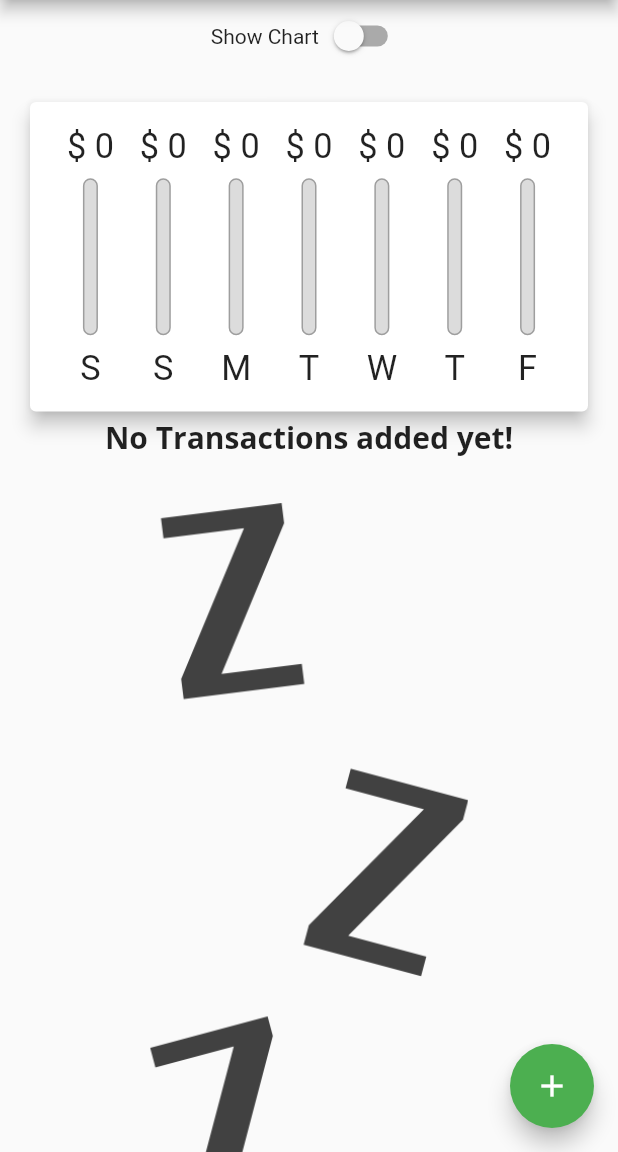
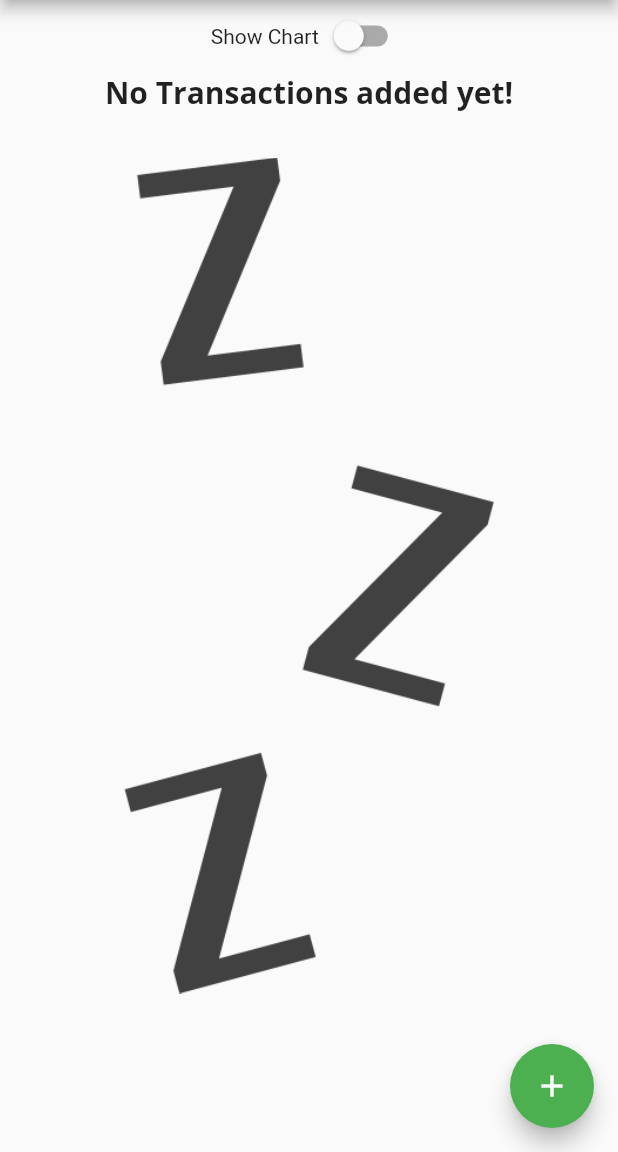
Before and after one commit to ranjeetrocky/fluttermax_expence_tracker, a Flutter app: the screen it shows after launch, on a phone screen of 412 x 824 dp, the part 84-1236 px from its top. Run offline on Flutter 3.47's test engine with Material 2 defaults, Android fonts, the phone set to English and light mode, and no system bars.

Commit message:
implemented showchart toggle functionality

```diff
--- a/lib/main.dart
+++ b/lib/main.dart
@@ -4,6 +4,7 @@ import 'package:max2_expence_tracker/widgets/chart.dart';
 import 'package:max2_expence_tracker/widgets/new_transaction.dart';
 import 'package:max2_expence_tracker/widgets/transaction_list.dart';
 import 'models/transaction.dart';
+import 'package:animations/animations.dart';
 
 void main() {
   WidgetsFlutterBinding.ensureInitialized();
@@ -140,12 +141,12 @@ class _MyHomePageState extends State<MyHomePage> {
             Row(
               mainAxisAlignment: MainAxisAlignment.center,
               children: [
-                Text("Show Chart"),
+                const Text("Show Chart"),
                 Switch(
                     value: _showChart,
-                    onChanged: (bool) {
+                    onChanged: (newVal) {
                       setState(() {
-                        _showChart = bool;
+                        _showChart = newVal;
                       });
                     }),
               ],
@@ -157,15 +158,27 @@ class _MyHomePageState extends State<MyHomePage> {
             //   ),
             //   elevation: 5,
             // ),
-            Container(
+            PageTransitionSwitcher(
+              reverse: !_showChart,
+              transitionBuilder: (child, primaryAnimation, secondaryAnimation) {
+                return SharedAxisTransition(
+                  child: child,
+                  animation: primaryAnimation,
+                  secondaryAnimation: secondaryAnimation,
+                  transitionType: SharedAxisTransitionType.horizontal,
+                );
+              },
+              child: _showChart
+                  ? SizedBox(
                       height: (MediaQuery.of(context).size.height -
                               MediaQuery.of(context).padding.top -
                               appBar.preferredSize.height) *
-                  0.3,
+                          0.8,
                       child: Chart(
                         recentTransactions: _recentTxs,
                       ),
-            ),
+                    )
+                  :
                   // Container(
                   //   width: double.infinity,
                   //   child: Card(
@@ -178,10 +191,11 @@ class _MyHomePageState extends State<MyHomePage> {
                       height: (MediaQuery.of(context).size.height -
                               MediaQuery.of(context).padding.top -
                               appBar.preferredSize.height) *
-                  0.7,
+                          0.8,
                       child: TransactionList(
                         _transactionList,
                         deleteTransactionFunction: _deleteTransaction,
+                      ),
                     ),
             )
           ],
--- a/pubspec.yaml
+++ b/pubspec.yaml
@@ -34,6 +34,7 @@ dependencies:
   # Use with the CupertinoIcons class for iOS style icons.
   cupertino_icons: ^1.0.2
   intl: ^0.17.0
+  animations: ^2.0.2
 
 dev_dependencies:
   flutter_test:
```
Also changed, not shown: pubspec.lock. Lines whose indentation alone changed are shown as unchanged.
